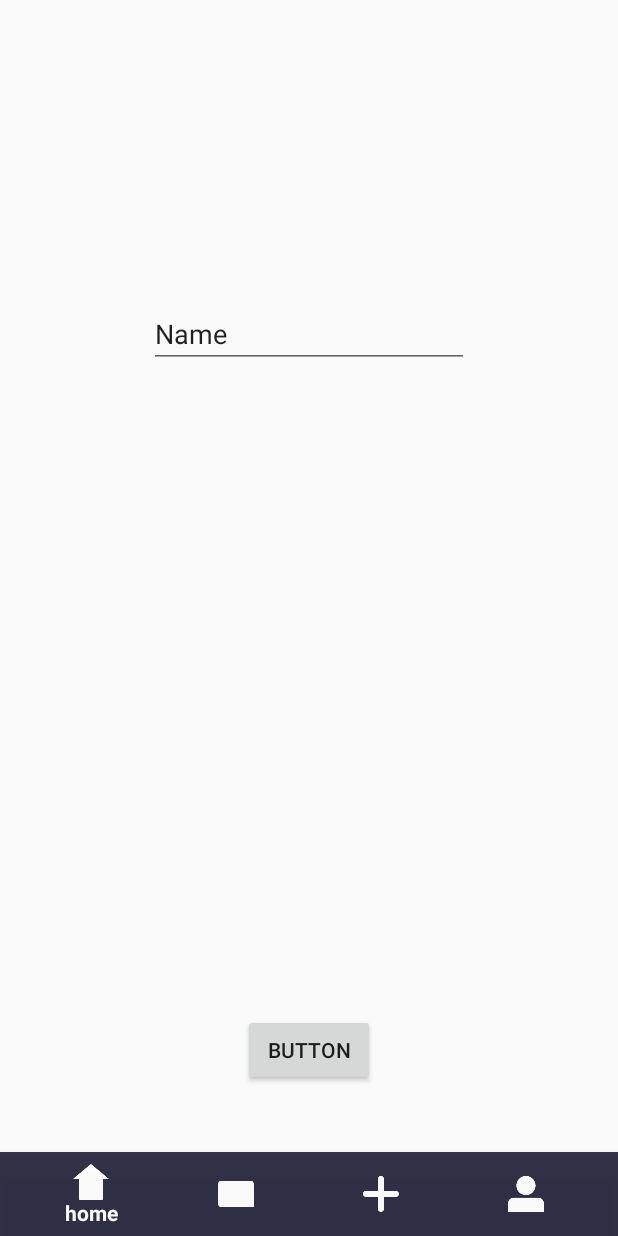
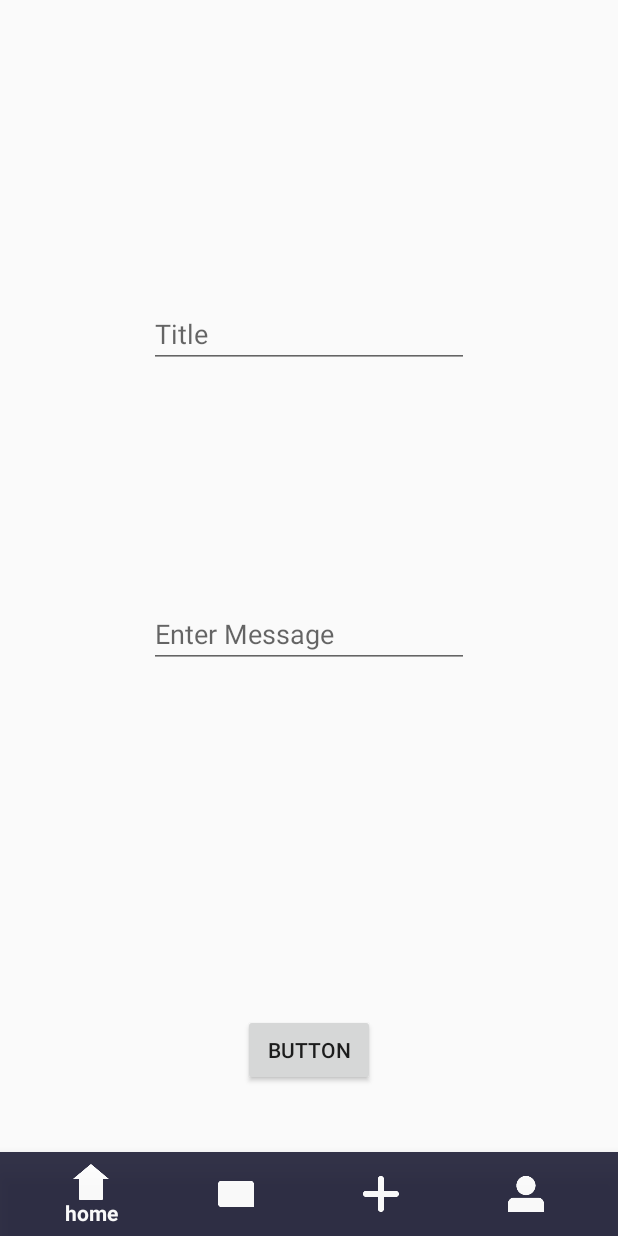
Before and after one commit to AkshatJain9/Fitomatic, an Android app: the MessageFragment screen opened through its navigation route, after a tap on "BUTTON", on a phone screen of 412 x 824 dp. Run offline under Robolectric (Android 15) with nearby library versions, the phone set to English and light mode, and no system bars; our stand-ins replace navigation-ui.

```diff
--- a/app/build.gradle
+++ b/app/build.gradle
@@ -50,6 +50,7 @@ dependencies {
     implementation 'androidx.legacy:legacy-support-v4:1.0.0'
     implementation 'com.google.firebase:firebase-messaging:23.0.3'
     implementation 'com.google.firebase:firebase-analytics'
+    implementation 'com.android.volley:volley:1.2.1' // This could cause some error comment out and tell AJ if needed
     testImplementation 'junit:junit:4.13.2'
     androidTestImplementation 'androidx.test.ext:junit:1.1.3'
     androidTestImplementation 'androidx.test.espresso:espresso-core:3.4.0'
--- a/app/src/main/java/com/ajsmdllz/fitomatic/ui/message/MessageFragment.java
+++ b/app/src/main/java/com/ajsmdllz/fitomatic/ui/message/MessageFragment.java
@@ -4,6 +4,7 @@ import android.os.Bundle;
 import android.view.LayoutInflater;
 import android.view.View;
 import android.view.ViewGroup;
+import android.widget.EditText;
 
 import androidx.annotation.NonNull;
 import androidx.annotation.Nullable;
@@ -36,9 +37,5 @@ public class MessageFragment extends Fragment {
     }
 
 
-    public void SendMessage(View v) {
 
-
-
-    }
 }
--- a/app/src/main/res/layout/fragment_message.xml
+++ b/app/src/main/res/layout/fragment_message.xml
@@ -20,10 +20,22 @@
         android:id="@+id/messageInput"
         android:layout_width="wrap_content"
         android:layout_height="wrap_content"
+        android:layout_marginTop="400dp"
+        android:ems="10"
+        android:hint="Enter Message"
+        android:inputType="textPersonName"
+        app:layout_constraintEnd_toEndOf="parent"
+        app:layout_constraintStart_toStartOf="parent"
+        app:layout_constraintTop_toTopOf="parent" />
+
+    <EditText
+        android:id="@+id/titleInput"
+        android:layout_width="wrap_content"
+        android:layout_height="wrap_content"
         android:layout_marginTop="200dp"
         android:ems="10"
+        android:hint="Title"
         android:inputType="textPersonName"
-        android:text="Name"
         app:layout_constraintEnd_toEndOf="parent"
         app:layout_constraintStart_toStartOf="parent"
         app:layout_constraintTop_toTopOf="parent" />
```
Also changed, not shown: app/src/main/java/com/ajsmdllz/fitomatic/CloudMessenger.java (+53 -3 lines), app/src/main/java/com/ajsmdllz/fitomatic/MainActivity.java (+24 -0 lines).
